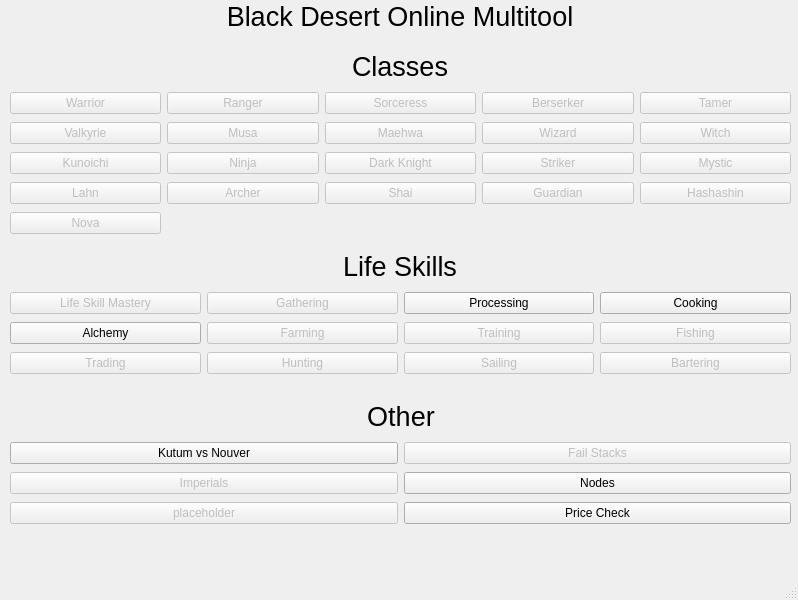
This is BDO_app/pyqt5_ui/mainWindow.ui in HubertKwiatkowski/BDO_app as Qt 5 draws it before an edit. The edited form follows.
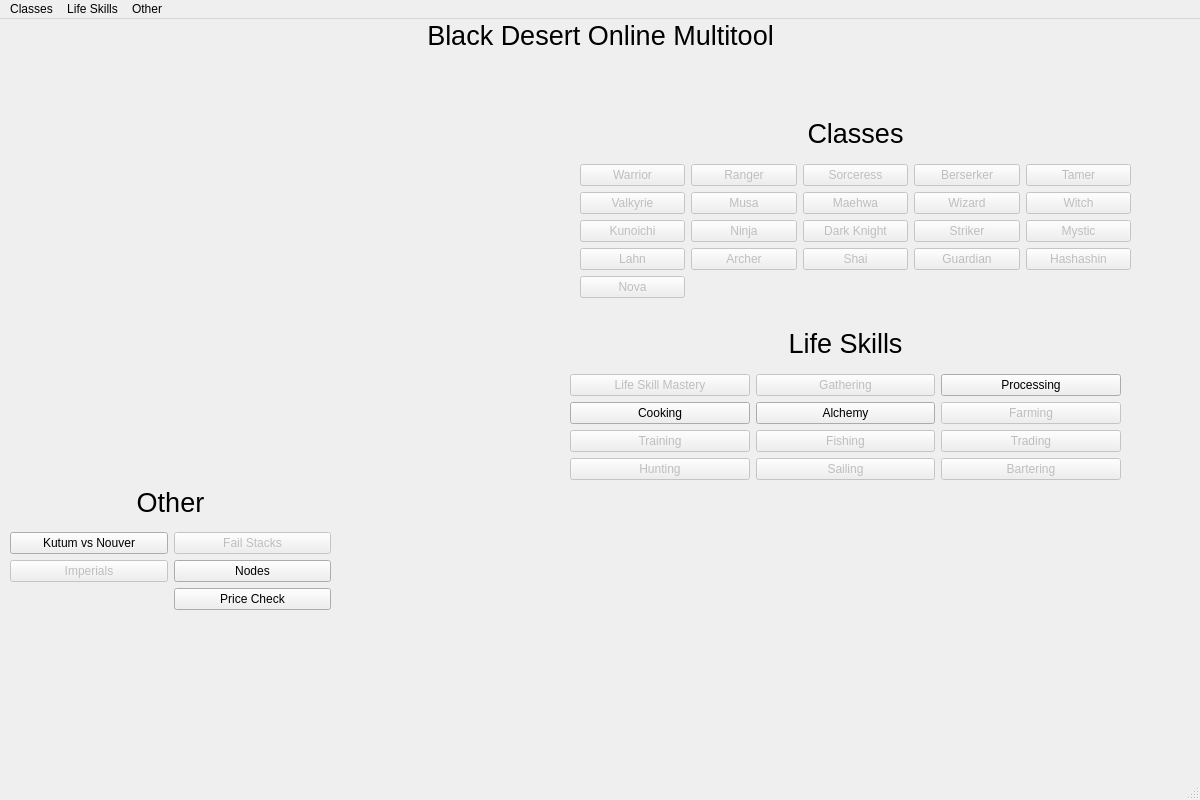
This is the edited form.

```diff
--- a/BDO_app/pyqt5_ui/mainWindow.ui
+++ b/BDO_app/pyqt5_ui/mainWindow.ui
@@ -6,57 +6,28 @@
    <rect>
     <x>0</x>
     <y>0</y>
-    <width>798</width>
-    <height>600</height>
+    <width>1200</width>
+    <height>800</height>
    </rect>
   </property>
   <property name="windowTitle">
    <string>MainWindow</string>
   </property>
   <widget class="QWidget" name="centralwidget">
-   <widget class="QLabel" name="classesLabel">
-    <property name="geometry">
-     <rect>
-      <x>0</x>
-      <y>50</y>
-      <width>800</width>
-      <height>32</height>
-     </rect>
-    </property>
-    <property name="font">
-     <font>
-      <pointsize>20</pointsize>
-      <strikeout>false</strikeout>
-      <kerning>true</kerning>
-     </font>
-    </property>
-    <property name="autoFillBackground">
-     <bool>false</bool>
-    </property>
-    <property name="text">
-     <string>Classes</string>
-    </property>
-    <property name="scaledContents">
-     <bool>false</bool>
-    </property>
-    <property name="alignment">
-     <set>Qt::AlignCenter</set>
-    </property>
-   </widget>
    <widget class="QWidget" name="layoutWidget">
     <property name="geometry">
      <rect>
       <x>10</x>
-      <y>440</y>
-      <width>781</width>
-      <height>89</height>
+      <y>460</y>
+      <width>321</width>
+      <height>131</height>
      </rect>
     </property>
     <layout class="QGridLayout" name="otherGridLayout">
      <property name="sizeConstraint">
       <enum>QLayout::SetNoConstraint</enum>
      </property>
-     <item row="1" column="1">
+     <item row="2" column="1">
       <widget class="QPushButton" name="nodesButton">
        <property name="enabled">
         <bool>true</bool>
@@ -69,7 +40,7 @@
        </property>
       </widget>
      </item>
-     <item row="0" column="0">
+     <item row="1" column="0">
       <widget class="QPushButton" name="kutVsNouButton">
        <property name="enabled">
         <bool>true</bool>
@@ -82,7 +53,7 @@
        </property>
       </widget>
      </item>
-     <item row="1" column="0">
+     <item row="2" column="0">
       <widget class="QPushButton" name="imperialsButton">
        <property name="enabled">
         <bool>false</bool>
@@ -95,7 +66,7 @@
        </property>
       </widget>
      </item>
-     <item row="0" column="1">
+     <item row="1" column="1">
       <widget class="QPushButton" name="failStacksButton">
        <property name="enabled">
         <bool>false</bool>
@@ -108,20 +79,7 @@
        </property>
       </widget>
      </item>
-     <item row="2" column="0">
-      <widget class="QPushButton" name="placeholder">
-       <property name="enabled">
-        <bool>false</bool>
-       </property>
-       <property name="text">
-        <string>placeholder</string>
-       </property>
-       <property name="flat">
-        <bool>false</bool>
-       </property>
-      </widget>
-     </item>
-     <item row="2" column="1">
+     <item row="3" column="1">
       <widget class="QPushButton" name="priceCheckButton">
        <property name="enabled">
         <bool>true</bool>
@@ -134,90 +92,42 @@
        </property>
       </widget>
      </item>
+     <item row="0" column="0" colspan="2">
+      <widget class="QLabel" name="otherLabel">
+       <property name="font">
+        <font>
+         <pointsize>20</pointsize>
+         <strikeout>false</strikeout>
+         <kerning>true</kerning>
+        </font>
+       </property>
+       <property name="autoFillBackground">
+        <bool>false</bool>
+       </property>
+       <property name="text">
+        <string>Other</string>
+       </property>
+       <property name="scaledContents">
+        <bool>false</bool>
+       </property>
+       <property name="alignment">
+        <set>Qt::AlignCenter</set>
+       </property>
+      </widget>
+     </item>
     </layout>
    </widget>
-   <widget class="QLabel" name="otherLabel">
-    <property name="geometry">
-     <rect>
-      <x>1</x>
-      <y>400</y>
-      <width>800</width>
-      <height>32</height>
-     </rect>
-    </property>
-    <property name="font">
-     <font>
-      <pointsize>20</pointsize>
-      <strikeout>false</strikeout>
-      <kerning>true</kerning>
-     </font>
-    </property>
-    <property name="autoFillBackground">
-     <bool>false</bool>
-    </property>
-    <property name="text">
-     <string>Other</string>
-    </property>
-    <property name="scaledContents">
-     <bool>false</bool>
-    </property>
-    <property name="alignment">
-     <set>Qt::AlignCenter</set>
-    </property>
-   </widget>
-   <widget class="QLabel" name="lifeSkillsLabel">
-    <property name="geometry">
-     <rect>
-      <x>0</x>
-      <y>250</y>
-      <width>800</width>
-      <height>32</height>
-     </rect>
-    </property>
-    <property name="font">
-     <font>
-      <pointsize>20</pointsize>
-      <strikeout>false</strikeout>
-      <kerning>true</kerning>
-     </font>
-    </property>
-    <property name="autoFillBackground">
-     <bool>false</bool>
-    </property>
-    <property name="text">
-     <string>Life Skills</string>
-    </property>
-    <property name="scaledContents">
-     <bool>false</bool>
-    </property>
-    <property name="alignment">
-     <set>Qt::AlignCenter</set>
-    </property>
-   </widget>
    <widget class="QWidget" name="layoutWidget">
     <property name="geometry">
      <rect>
-      <x>10</x>
-      <y>290</y>
-      <width>781</width>
-      <height>89</height>
+      <x>570</x>
+      <y>300</y>
+      <width>551</width>
+      <height>161</height>
      </rect>
     </property>
     <layout class="QGridLayout" name="lifeSkillsGridLayout">
-     <item row="2" column="3">
-      <widget class="QPushButton" name="barteringButton">
-       <property name="enabled">
-        <bool>false</bool>
-       </property>
-       <property name="text">
-        <string>Bartering</string>
-       </property>
-       <property name="flat">
-        <bool>false</bool>
-       </property>
-      </widget>
-     </item>
-     <item row="0" column="1">
+     <item row="1" column="1">
       <widget class="QPushButton" name="gatheringButton">
        <property name="enabled">
         <bool>false</bool>
@@ -230,33 +140,7 @@
        </property>
       </widget>
      </item>
-     <item row="0" column="3">
-      <widget class="QPushButton" name="cookingButton">
-       <property name="enabled">
-        <bool>true</bool>
-       </property>
-       <property name="text">
-        <string>Cooking</string>
-       </property>
-       <property name="flat">
-        <bool>false</bool>
-       </property>
-      </widget>
-     </item>
-     <item row="1" column="1">
-      <widget class="QPushButton" name="farmingButton">
-       <property name="enabled">
-        <bool>false</bool>
-       </property>
-       <property name="text">
-        <string>Farming</string>
-       </property>
-       <property name="flat">
-        <bool>false</bool>
-       </property>
-      </widget>
-     </item>
-     <item row="0" column="0">
+     <item row="1" column="0">
       <widget class="QPushButton" name="lifeSkillMasteryButton">
        <property name="enabled">
         <bool>false</bool>
@@ -269,7 +153,7 @@
        </property>
       </widget>
      </item>
-     <item row="0" column="2">
+     <item row="1" column="2">
       <widget class="QPushButton" name="processingButton">
        <property name="enabled">
         <bool>true</bool>
@@ -282,33 +166,20 @@
        </property>
       </widget>
      </item>
-     <item row="1" column="3">
-      <widget class="QPushButton" name="fishingButton">
+     <item row="4" column="2">
+      <widget class="QPushButton" name="barteringButton">
        <property name="enabled">
         <bool>false</bool>
        </property>
        <property name="text">
-        <string>Fishing</string>
+        <string>Bartering</string>
        </property>
        <property name="flat">
         <bool>false</bool>
        </property>
       </widget>
      </item>
-     <item row="1" column="2">
-      <widget class="QPushButton" name="trainingButton">
-       <property name="enabled">
-        <bool>false</bool>
-       </property>
-       <property name="text">
-        <string>Training</string>
-       </property>
-       <property name="flat">
-        <bool>false</bool>
-       </property>
-      </widget>
-     </item>
-     <item row="2" column="2">
+     <item row="4" column="1">
       <widget class="QPushButton" name="sailingButton">
        <property name="enabled">
         <bool>false</bool>
@@ -321,20 +192,20 @@
        </property>
       </widget>
      </item>
-     <item row="2" column="1">
-      <widget class="QPushButton" name="huntingButton">
+     <item row="2" column="2">
+      <widget class="QPushButton" name="farmingButton">
        <property name="enabled">
         <bool>false</bool>
        </property>
        <property name="text">
-        <string>Hunting</string>
+        <string>Farming</string>
        </property>
        <property name="flat">
         <bool>false</bool>
        </property>
       </widget>
      </item>
-     <item row="1" column="0">
+     <item row="2" column="1">
       <widget class="QPushButton" name="alchemyButton">
        <property name="enabled">
         <bool>true</bool>
@@ -348,6 +219,45 @@
       </widget>
      </item>
      <item row="2" column="0">
+      <widget class="QPushButton" name="cookingButton">
+       <property name="enabled">
+        <bool>true</bool>
+       </property>
+       <property name="text">
+        <string>Cooking</string>
+       </property>
+       <property name="flat">
+        <bool>false</bool>
+       </property>
+      </widget>
+     </item>
+     <item row="3" column="0">
+      <widget class="QPushButton" name="trainingButton">
+       <property name="enabled">
+        <bool>false</bool>
+       </property>
+       <property name="text">
+        <string>Training</string>
+       </property>
+       <property name="flat">
+        <bool>false</bool>
+       </property>
+      </widget>
+     </item>
+     <item row="3" column="1">
+      <widget class="QPushButton" name="fishingButton">
+       <property name="enabled">
+        <bool>false</bool>
+       </property>
+       <property name="text">
+        <string>Fishing</string>
+       </property>
+       <property name="flat">
+        <bool>false</bool>
+       </property>
+      </widget>
+     </item>
+     <item row="3" column="2">
       <widget class="QPushButton" name="tradingButton">
        <property name="enabled">
         <bool>false</bool>
@@ -360,6 +270,42 @@
        </property>
       </widget>
      </item>
+     <item row="4" column="0">
+      <widget class="QPushButton" name="huntingButton">
+       <property name="enabled">
+        <bool>false</bool>
+       </property>
+       <property name="text">
+        <string>Hunting</string>
+       </property>
+       <property name="flat">
+        <bool>false</bool>
+       </property>
+      </widget>
+     </item>
+     <item row="0" column="1">
+      <widget class="QLabel" name="lifeSkillsLabel">
+       <property name="font">
+        <font>
+         <pointsize>20</pointsize>
+         <strikeout>false</strikeout>
+         <kerning>true</kerning>
+        </font>
+       </property>
+       <property name="autoFillBackground">
+        <bool>false</bool>
+       </property>
+       <property name="text">
+        <string>Life Skills</string>
+       </property>
+       <property name="scaledContents">
+        <bool>false</bool>
+       </property>
+       <property name="alignment">
+        <set>Qt::AlignCenter</set>
+       </property>
+      </widget>
+     </item>
     </layout>
    </widget>
    <widget class="QLabel" name="mainWindowLabel">
@@ -367,7 +313,7 @@
      <rect>
       <x>0</x>
       <y>0</y>
-      <width>800</width>
+      <width>1201</width>
       <height>32</height>
      </rect>
     </property>
@@ -394,14 +340,14 @@
    <widget class="QWidget" name="layoutWidget">
     <property name="geometry">
      <rect>
-      <x>10</x>
+      <x>580</x>
       <y>90</y>
-      <width>781</width>
-      <height>151</height>
+      <width>551</width>
+      <height>189</height>
      </rect>
     </property>
-    <layout class="QGridLayout" name="classesGridLayout" rowstretch="0,0,0,0,0" rowminimumheight="0,0,0,0,0">
-     <item row="2" column="2">
+    <layout class="QGridLayout" name="classesGridLayout" rowstretch="0,0,0,0,0,0" rowminimumheight="0,0,0,0,0,0">
+     <item row="3" column="2">
       <widget class="QPushButton" name="darkKnightButton">
        <property name="enabled">
         <bool>false</bool>
@@ -414,7 +360,7 @@
        </property>
       </widget>
      </item>
-     <item row="2" column="3">
+     <item row="3" column="3">
       <widget class="QPushButton" name="strikerButton">
        <property name="enabled">
         <bool>false</bool>
@@ -427,7 +373,7 @@
        </property>
       </widget>
      </item>
-     <item row="0" column="2">
+     <item row="1" column="2">
       <widget class="QPushButton" name="sorceressButton">
        <property name="enabled">
         <bool>false</bool>
@@ -440,7 +386,7 @@
        </property>
       </widget>
      </item>
-     <item row="0" column="1">
+     <item row="1" column="1">
       <widget class="QPushButton" name="rangerButton">
        <property name="enabled">
         <bool>false</bool>
@@ -453,7 +399,7 @@
        </property>
       </widget>
      </item>
-     <item row="1" column="4">
+     <item row="2" column="4">
       <widget class="QPushButton" name="witchButton">
        <property name="enabled">
         <bool>false</bool>
@@ -466,7 +412,7 @@
        </property>
       </widget>
      </item>
-     <item row="0" column="3">
+     <item row="1" column="3">
       <widget class="QPushButton" name="berserkerButton">
        <property name="enabled">
         <bool>false</bool>
@@ -479,7 +425,7 @@
        </property>
       </widget>
      </item>
-     <item row="0" column="0">
+     <item row="1" column="0">
       <widget class="QPushButton" name="warriorButton">
        <property name="enabled">
         <bool>false</bool>
@@ -492,7 +438,7 @@
        </property>
       </widget>
      </item>
-     <item row="0" column="4">
+     <item row="1" column="4">
       <widget class="QPushButton" name="tamerButton">
        <property name="enabled">
         <bool>false</bool>
@@ -505,7 +451,7 @@
        </property>
       </widget>
      </item>
-     <item row="1" column="3">
+     <item row="2" column="3">
       <widget class="QPushButton" name="wizardButton">
        <property name="enabled">
         <bool>false</bool>
@@ -518,7 +464,7 @@
        </property>
       </widget>
      </item>
-     <item row="1" column="0">
+     <item row="2" column="0">
       <widget class="QPushButton" name="valkyrieButton">
        <property name="enabled">
         <bool>false</bool>
@@ -531,7 +477,7 @@
        </property>
       </widget>
      </item>
-     <item row="1" column="1">
+     <item row="2" column="1">
       <widget class="QPushButton" name="musaButton">
        <property name="enabled">
         <bool>false</bool>
@@ -544,7 +490,7 @@
        </property>
       </widget>
      </item>
-     <item row="1" column="2">
+     <item row="2" column="2">
       <widget class="QPushButton" name="maehvaButton">
        <property name="enabled">
         <bool>false</bool>
@@ -557,7 +503,7 @@
        </property>
       </widget>
      </item>
-     <item row="3" column="3">
+     <item row="4" column="3">
       <widget class="QPushButton" name="guardianButton">
        <property name="enabled">
         <bool>false</bool>
@@ -570,7 +516,7 @@
        </property>
       </widget>
      </item>
-     <item row="3" column="4">
+     <item row="4" column="4">
       <widget class="QPushButton" name="hashashinButton">
        <property name="enabled">
         <bool>false</bool>
@@ -583,7 +529,7 @@
        </property>
       </widget>
      </item>
-     <item row="2" column="1">
+     <item row="3" column="1">
       <widget class="QPushButton" name="ninjaButton">
        <property name="enabled">
         <bool>false</bool>
@@ -596,7 +542,7 @@
        </property>
       </widget>
      </item>
-     <item row="2" column="0">
+     <item row="3" column="0">
       <widget class="QPushButton" name="kunoichiButton">
        <property name="enabled">
         <bool>false</bool>
@@ -609,7 +555,7 @@
        </property>
       </widget>
      </item>
-     <item row="2" column="4">
+     <item row="3" column="4">
       <widget class="QPushButton" name="mysticButton">
        <property name="enabled">
         <bool>false</bool>
@@ -622,7 +568,7 @@
        </property>
       </widget>
      </item>
-     <item row="3" column="0">
+     <item row="4" column="0">
       <widget class="QPushButton" name="lahnButton">
        <property name="enabled">
         <bool>false</bool>
@@ -635,7 +581,7 @@
        </property>
       </widget>
      </item>
-     <item row="3" column="1">
+     <item row="4" column="1">
       <widget class="QPushButton" name="archerButton">
        <property name="enabled">
         <bool>false</bool>
@@ -648,7 +594,7 @@
        </property>
       </widget>
      </item>
-     <item row="3" column="2">
+     <item row="4" column="2">
       <widget class="QPushButton" name="shaiButton">
        <property name="enabled">
         <bool>false</bool>
@@ -661,7 +607,7 @@
        </property>
       </widget>
      </item>
-     <item row="4" column="0">
+     <item row="5" column="0">
       <widget class="QPushButton" name="novaButton">
        <property name="enabled">
         <bool>false</bool>
@@ -674,6 +620,29 @@
        </property>
       </widget>
      </item>
+     <item row="0" column="0" colspan="5">
+      <widget class="QLabel" name="classesLabel">
+       <property name="font">
+        <font>
+         <pointsize>20</pointsize>
+         <strikeout>false</strikeout>
+         <kerning>true</kerning>
+        </font>
+       </property>
+       <property name="autoFillBackground">
+        <bool>false</bool>
+       </property>
+       <property name="text">
+        <string>Classes</string>
+       </property>
+       <property name="scaledContents">
+        <bool>false</bool>
+       </property>
+       <property name="alignment">
+        <set>Qt::AlignCenter</set>
+       </property>
+      </widget>
+     </item>
     </layout>
    </widget>
   </widget>
@@ -682,10 +651,66 @@
     <rect>
      <x>0</x>
      <y>0</y>
-     <width>798</width>
+     <width>1200</width>
      <height>22</height>
     </rect>
    </property>
+   <widget class="QMenu" name="menuClasses">
+    <property name="title">
+     <string>Classes</string>
+    </property>
+    <addaction name="actionWarrior"/>
+    <addaction name="actionRanger"/>
+    <addaction name="actionSorceress"/>
+    <addaction name="actionBerserker"/>
+    <addaction name="actionTamer"/>
+    <addaction name="actionValkyrie"/>
+    <addaction name="actionMusa"/>
+    <addaction name="actionMaehwa"/>
+    <addaction name="actionWizard"/>
+    <addaction name="actionWich"/>
+    <addaction name="actionKunoichi"/>
+    <addaction name="actionNinja"/>
+    <addaction name="actionDark_Knight"/>
+    <addaction name="actionStriker"/>
+    <addaction name="actionMystic"/>
+    <addaction name="actionLahn"/>
+    <addaction name="actionArcher"/>
+    <addaction name="actionShai"/>
+    <addaction name="actionGuardian"/>
+    <addaction name="actionHashashin"/>
+    <addaction name="actionNova"/>
+   </widget>
+   <widget class="QMenu" name="menuLife_Skills">
+    <property name="title">
+     <string>Life Skills</string>
+    </property>
+    <addaction name="actionLife_Mastery"/>
+    <addaction name="actionGathering"/>
+    <addaction name="actionProcessing"/>
+    <addaction name="actionCooking"/>
+    <addaction name="actionAlchemy"/>
+    <addaction name="actionFarming"/>
+    <addaction name="actionTraining"/>
+    <addaction name="actionFishing"/>
+    <addaction name="actionTrading"/>
+    <addaction name="actionHunting"/>
+    <addaction name="actionSailing"/>
+    <addaction name="actionBartering"/>
+   </widget>
+   <widget class="QMenu" name="menuOther">
+    <property name="title">
+     <string>Other</string>
+    </property>
+    <addaction name="actionKutum_vs_Nouver"/>
+    <addaction name="actionFail_Stacks"/>
+    <addaction name="actionImperials"/>
+    <addaction name="actionNodes"/>
+    <addaction name="actionPrice_Check"/>
+   </widget>
+   <addaction name="menuClasses"/>
+   <addaction name="menuLife_Skills"/>
+   <addaction name="menuOther"/>
   </widget>
   <widget class="QStatusBar" name="statusbar"/>
  </widget>
```
Left out of the diff: 295 changed lines with no effect on the pictures.
